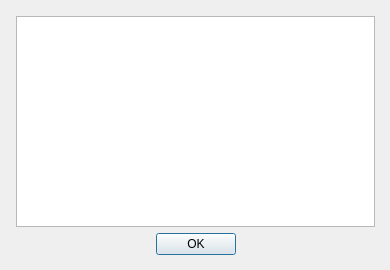
Old version of the form src/ui/dialogabout.ui in the repository qtilities/voltrayke.
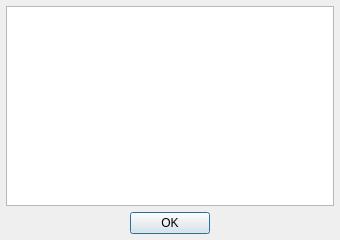
New version of the form. Icons and pictures are not drawn.

```diff
--- a/src/ui/dialogabout.ui
+++ b/src/ui/dialogabout.ui
@@ -6,22 +6,19 @@
    <rect>
     <x>0</x>
     <y>0</y>
-    <width>390</width>
-    <height>270</height>
+    <width>340</width>
+    <height>240</height>
    </rect>
   </property>
-  <widget class="QWidget" name="verticalLayoutWidget">
-   <property name="geometry">
-    <rect>
-     <x>10</x>
-     <y>10</y>
-     <width>371</width>
-     <height>251</height>
-    </rect>
+  <property name="windowTitle">
+   <string>About</string>
+  </property>
+  <property name="windowIcon">
+   <iconset theme="help-about"/>
    </property>
    <layout class="QVBoxLayout" name="layout">
-    <property name="sizeConstraint">
-     <enum>QLayout::SetNoConstraint</enum>
+   <property name="spacing">
+    <number>6</number>
     </property>
     <property name="leftMargin">
      <number>6</number>
@@ -75,7 +72,6 @@
      </widget>
     </item>
    </layout>
-  </widget>
  </widget>
  <resources/>
  <connections/>
```
Lines whose indentation alone changed are shown as unchanged.
